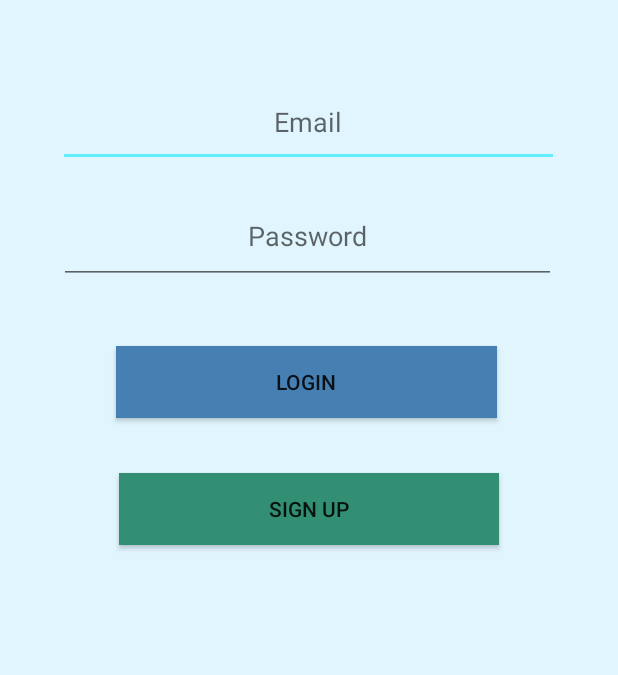
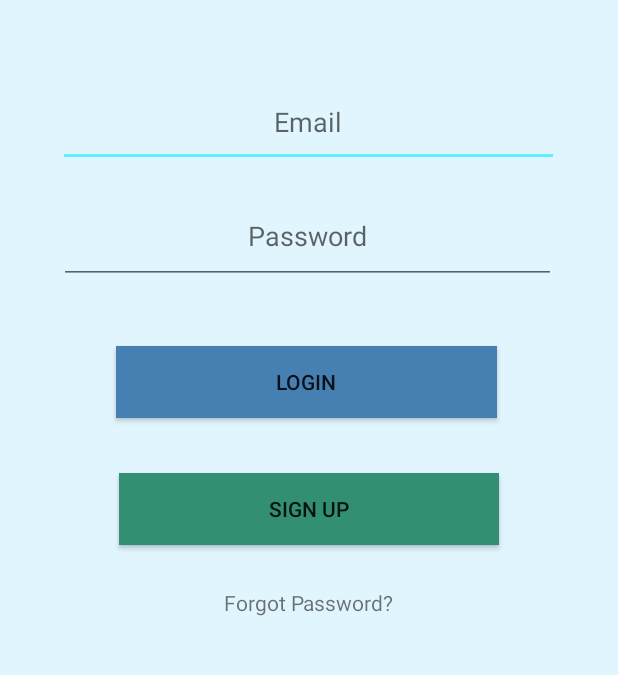
Before and after one commit to luispipe/ciclo4bG6, an Android app: the screen it shows after launch (LoginActivity), on a phone screen of 412 x 824 dp, the part 519-1194 px from its top. Run offline under Robolectric (Android 15) with nearby library versions, the phone set to English and light mode, and no system bars; 3 statements that could not run were skipped.

Commit message:
recuperar password

```diff
--- a/app/src/main/java/com/example/unleeg6/Views/ui/activities/LoginActivity.kt
+++ b/app/src/main/java/com/example/unleeg6/Views/ui/activities/LoginActivity.kt
@@ -2,7 +2,9 @@ package com.example.unleeg6.Views.ui.activities
 import android.content.Intent
 import android.os.Bundle
 import android.widget.Button
+import android.widget.TextView
 import androidx.appcompat.app.AppCompatActivity
+import androidx.navigation.findNavController
 import com.example.unleeg6.R
 import com.example.unleeg6.databinding.ActivityMainBinding
 class LoginActivity: AppCompatActivity() {
@@ -22,5 +24,11 @@ class LoginActivity: AppCompatActivity() {
         signup.setOnClickListener {
             startActivity(Intent(this,SignUpActivity::class.java))
         }
+
+        val txtNewPass= findViewById<TextView>(R.id.textViewForgotPassword)
+        txtNewPass.setOnClickListener {
+            startActivity(Intent(this,SignUpActivity::class.java))
+        }
+
     }
 }
--- a/app/src/main/res/layout/activity_login.xml
+++ b/app/src/main/res/layout/activity_login.xml
@@ -74,4 +74,19 @@
         app:layout_constraintStart_toStartOf="parent"
         app:layout_constraintTop_toTopOf="parent"
         app:layout_constraintVertical_bias="0.841" />
+
+    <TextView
+        android:id="@+id/textViewForgotPassword"
+        android:layout_width="168dp"
+        android:layout_height="58dp"
+        android:layout_marginStart="176dp"
+        android:layout_marginTop="25dp"
+        android:layout_marginEnd="177dp"
+        android:layout_marginBottom="64dp"
+        android:gravity="center"
+        android:text="Forgot Password?"
+        app:layout_constraintBottom_toBottomOf="parent"
+        app:layout_constraintEnd_toEndOf="parent"
+        app:layout_constraintStart_toStartOf="parent"
+        app:layout_constraintTop_toBottomOf="@+id/signup" />
 </androidx.constraintlayout.widget.ConstraintLayout>
```
